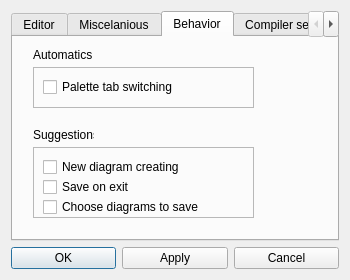
qreal/qreal, file unreal/trunk/qrgui/mainwindow/preferencesDialog.ui: the form before one commit.
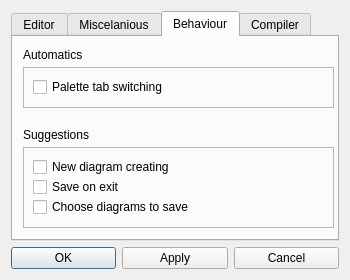
The form after the commit. The open tabs and pages were chosen to show the change.

Commit message: Preferences dialog.

The edit to the form file:
```diff
--- a/unreal/trunk/qrgui/mainwindow/preferencesDialog.ui
+++ b/unreal/trunk/qrgui/mainwindow/preferencesDialog.ui
@@ -304,14 +304,14 @@
      </widget>
      <widget class="QWidget" name="tab">
       <attribute name="title">
-       <string>Behavior</string>
+       <string>Behaviour</string>
       </attribute>
       <widget class="QFrame" name="frame_5">
        <property name="geometry">
         <rect>
-         <x>20</x>
+         <x>10</x>
          <y>30</y>
-         <width>221</width>
+         <width>311</width>
          <height>41</height>
         </rect>
        </property>
@@ -326,7 +326,7 @@
          <rect>
           <x>10</x>
           <y>10</y>
-          <width>211</width>
+          <width>291</width>
           <height>20</height>
          </rect>
         </property>
@@ -338,7 +338,7 @@
       <widget class="QLabel" name="label_7">
        <property name="geometry">
         <rect>
-         <x>20</x>
+         <x>10</x>
          <y>10</y>
          <width>61</width>
          <height>16</height>
@@ -351,10 +351,10 @@
       <widget class="QFrame" name="frame_6">
        <property name="geometry">
         <rect>
-         <x>20</x>
+         <x>10</x>
          <y>110</y>
-         <width>221</width>
-         <height>71</height>
+         <width>311</width>
+         <height>81</height>
         </rect>
        </property>
        <property name="frameShape">
@@ -368,7 +368,7 @@
          <rect>
           <x>10</x>
           <y>10</y>
-          <width>211</width>
+          <width>291</width>
           <height>20</height>
          </rect>
         </property>
@@ -381,7 +381,7 @@
          <rect>
           <x>10</x>
           <y>30</y>
-          <width>211</width>
+          <width>291</width>
           <height>20</height>
          </rect>
         </property>
@@ -394,7 +394,7 @@
          <rect>
           <x>10</x>
           <y>50</y>
-          <width>211</width>
+          <width>291</width>
           <height>20</height>
          </rect>
         </property>
@@ -406,9 +406,9 @@
       <widget class="QLabel" name="label_8">
        <property name="geometry">
         <rect>
-         <x>20</x>
+         <x>10</x>
          <y>90</y>
-         <width>61</width>
+         <width>81</width>
          <height>16</height>
         </rect>
        </property>
@@ -419,7 +419,7 @@
      </widget>
      <widget class="QWidget" name="tab_2">
       <attribute name="title">
-       <string>Compiler settings</string>
+       <string>Compiler</string>
       </attribute>
       <layout class="QGridLayout" name="gridLayout">
        <item row="0" column="1">
```
Left out of the diff: 42 changed lines with no effect on the pictures.
